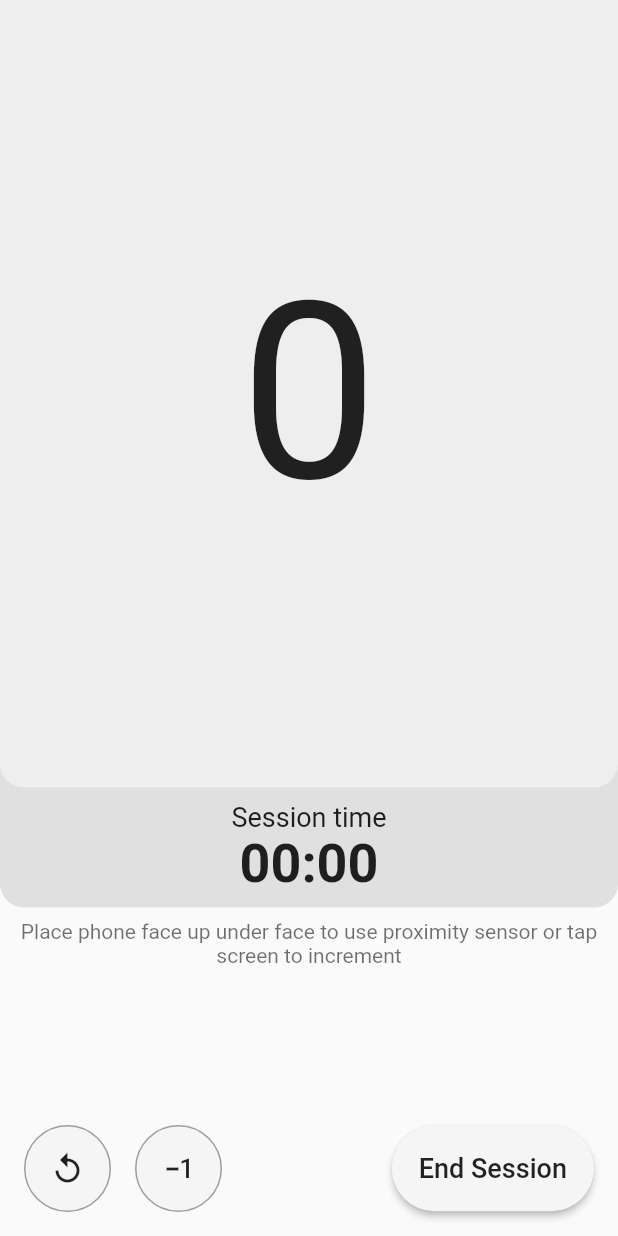
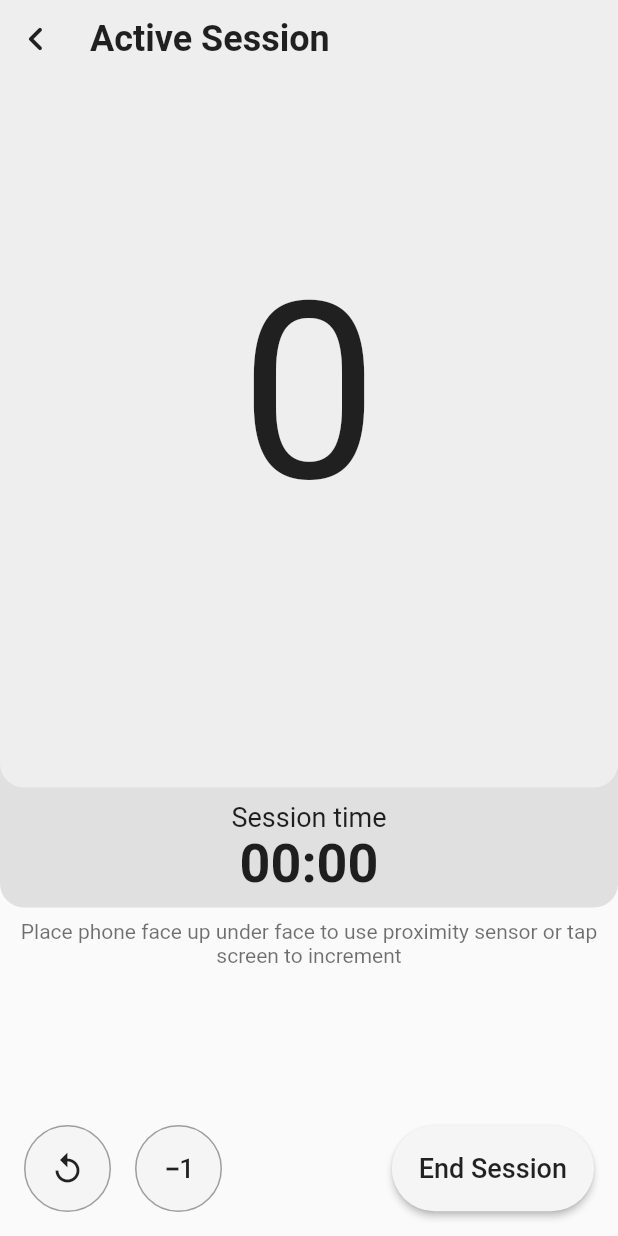
Before and after one commit to scottquach/Proximity-Push-Up-Counter-V2, a Flutter app: the screen it shows after launch, after a tap on "Start session", on a phone screen of 412 x 824 dp. Run offline on Flutter 3.47's test engine with Material 2 defaults, Android fonts, the light colour scheme and no system bars; our stand-ins replace font_awesome_flutter, get_it, rxdart, sqflite; accounts and stored records are empty.

Commit message:
Basic home screen layout setup

```diff
--- a/lib/pages/home.dart
+++ b/lib/pages/home.dart
@@ -1,4 +1,5 @@
 import 'package:flutter/material.dart';
+import 'package:font_awesome_flutter/font_awesome_flutter.dart';
 import 'package:get_it/get_it.dart';
 import 'package:proximity_pushup_counter_v2/states/database.state.dart';
 import 'package:proximity_pushup_counter_v2/states/general.state.dart';
@@ -25,21 +26,41 @@ class _HomePageState extends State<HomePage> {
           children: [
             HomeHeader(),
             GoalReadout(),
-            FlatButton(
-              onPressed: () {
-                Navigator.pushNamed(context, '/session');
-              },
-              child: Text('Start session'),
-            ),
-            FlatButton(
-              onPressed: () {
+            InkWell(
+              onTap: () {
                 Navigator.pushNamed(context, '/logs');
               },
-              child: Text('Session logs'),
+              child: Container(
+                margin: EdgeInsets.all(16),
+                padding: EdgeInsets.all(16),
+                width: double.infinity,
+                decoration: BoxDecoration(
+                    color: Colors.grey[200],
+                    borderRadius: BorderRadius.circular(8)),
+                child: Row(
+                  mainAxisAlignment: MainAxisAlignment.spaceBetween,
+                  children: [
+                    Text(
+                      'Logs',
+                      style: TextStyle(fontSize: 24, fontWeight: FontWeight.w500),
+                    ),
+                    Icon(
+                      FontAwesomeIcons.clipboardList
+                    )
+                  ],
+                ),
+              ),
             ),
           ],
         ),
       ),
+      floatingActionButton: FloatingActionButton.extended(
+          onPressed: () {
+            Navigator.pushNamed(context, '/session');
+          },
+          tooltip: 'Start session',
+          label: Text('Start session'),
+          icon: Icon(Icons.play_arrow_rounded)),
     );
   }
 }
--- a/lib/pages/logs.dart
+++ b/lib/pages/logs.dart
@@ -27,7 +27,7 @@ class _LogsPageState extends State<LogsPage> {
                   Align(
                     alignment: Alignment.centerLeft,
                     child: IconButton(
-                      icon: FaIcon(FontAwesomeIcons.angleLeft),
+                      icon: Icon(Icons.chevron_left_rounded, size: 32,),
                       onPressed: () {
                         Navigator.pushNamed(context, '/home');
                       },
--- a/lib/pages/session.dart
+++ b/lib/pages/session.dart
@@ -21,6 +21,7 @@ class _SessionPageState extends State<SessionPage> {
           children: [
             Stack(
               children: [
+                Text('hello there'),
                 SessionTimer(),
                 Container(
                   height: 525,
@@ -53,21 +54,38 @@ class _SessionPageState extends State<SessionPage> {
                             ),
                           ),
                         ),
-                        // IconButton(
-                        //   icon: Icon(Icons.arrow_drop_down),
-                        //   iconSize: 64,
-                        //   onPressed: () {
-                        //     setState(() {
-                        //       if (state.countCurrent > 0) {
-                        //         state.decrement();
-                        //       }
-                        //     });
-                        //   },
-                        // )
                       ],
                     ),
                   ),
                 ),
+                Row(
+                  children: [
+                    Align(
+                      alignment: Alignment.centerLeft,
+                      child: IconButton(
+                        icon: Icon(
+                          Icons.chevron_left_rounded,
+                          size: 32,
+                        ),
+                        onPressed: () {
+                          state.reset();
+                          Navigator.pushNamed(context, '/home');
+                        },
+                      ),
+                    ),
+                    Container(
+                      child: Padding(
+                        padding: const EdgeInsets.all(12.0),
+                        child: Text(
+                          'Active Session',
+                          textAlign: TextAlign.center,
+                          style: TextStyle(
+                              fontWeight: FontWeight.bold, fontSize: 24),
+                        ),
+                      ),
+                    ),
+                  ],
+                )
               ],
             ),
             Padding(
```
